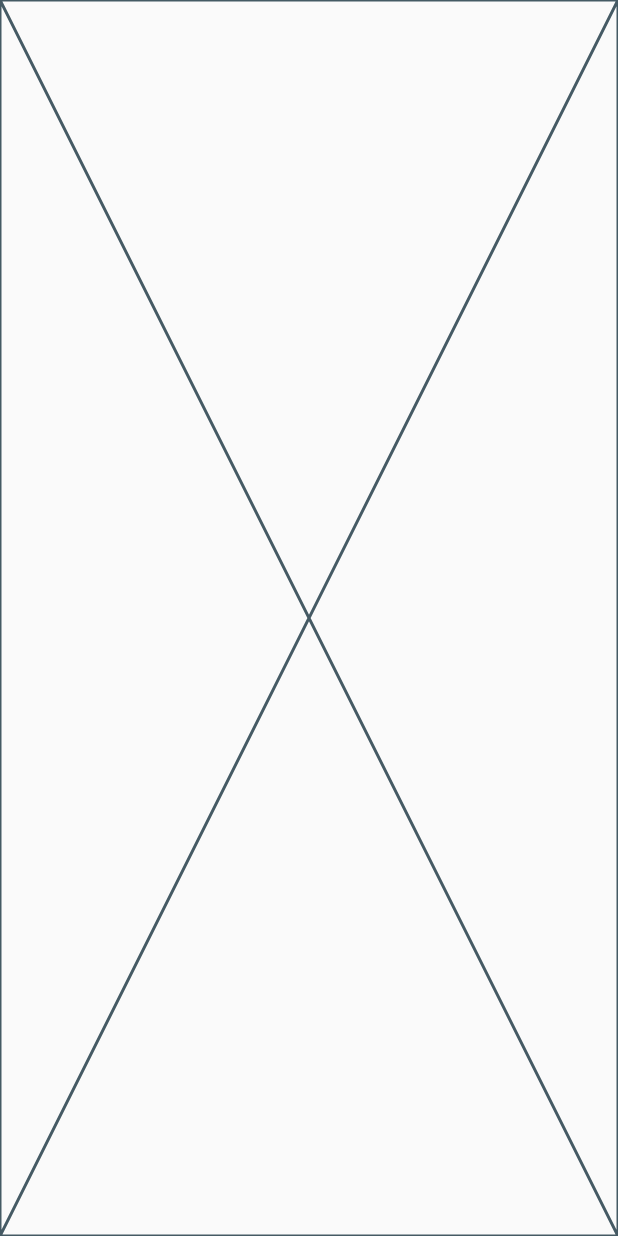
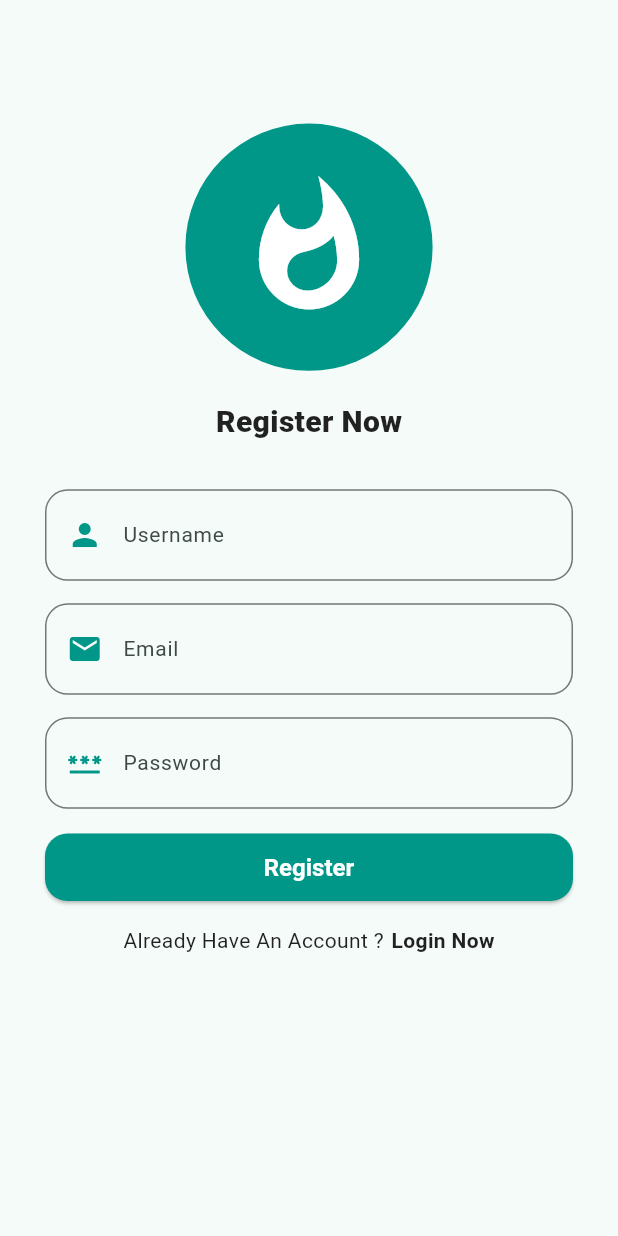
Before and after one commit to abdulrahmanhaney/Fire_Chat, a Flutter app: the screen it shows after launch, on a phone screen of 412 x 824 dp. Run offline on Flutter 3.47's test engine with Material 2 defaults, Android fonts, the phone set to English and light mode, and no system bars; our stand-ins replace firebase_core, go_router, google_fonts; accounts and stored records are empty; Roboto replaces fonts that are missing (Cairo).

Commit message:
register view finish

```diff
--- a/lib/Core/styles/text_styles.dart
+++ b/lib/Core/styles/text_styles.dart
@@ -1,8 +1,29 @@
 import 'package:flutter/material.dart';
 
 class AppTextStyles {
-  static const TextStyle s30 = TextStyle(
+  // b => Bold
+  // n => Normal
+  // m => Medium
+  // i => Italic
+  // s => Size
+  static const TextStyle s30b = TextStyle(
     fontSize: 30,
     fontWeight: FontWeight.w900,
   );
+  static const TextStyle s20b = TextStyle(
+    fontSize: 20,
+    fontWeight: FontWeight.w900,
+  );
+  static const TextStyle s16b = TextStyle(
+    fontSize: 16,
+    fontWeight: FontWeight.w700,
+  );
+  static const TextStyle s14b = TextStyle(
+    fontSize: 14,
+    fontWeight: FontWeight.bold,
+  );
+  static const TextStyle s14n = TextStyle(
+    fontSize: 14,
+    fontWeight: FontWeight.normal,
+  );
 }
--- a/lib/Core/utils/app_themes.dart
+++ b/lib/Core/utils/app_themes.dart
@@ -1,16 +1,61 @@
 import 'package:flutter/material.dart';
 import 'package:google_fonts/google_fonts.dart';
+
+import '../styles/text_styles.dart';
 
 class AppThemes {
   static ThemeData lightTheme() {
     return ThemeData(
-      primaryColor: Colors.black,
-      textTheme: GoogleFonts.exo2TextTheme(ThemeData.light().textTheme),
-      colorScheme: ColorScheme.fromSeed(seedColor: Colors.black),
+      primaryColor: Colors.teal,
+      cardColor: Colors.white,
+      useMaterial3: true,
+      brightness: Brightness.light,
+      colorScheme: ColorScheme.fromSeed(seedColor: Colors.teal),
+      textTheme: GoogleFonts.cairoTextTheme(ThemeData.light().textTheme),
+      elevatedButtonTheme: const ElevatedButtonThemeData(
+        style: ButtonStyle(
+          backgroundColor: MaterialStatePropertyAll(Colors.teal),
+          foregroundColor: MaterialStatePropertyAll(Colors.white),
+          textStyle: MaterialStatePropertyAll(AppTextStyles.s16b),
+          minimumSize: MaterialStatePropertyAll(
+            Size(double.infinity, 45),
+          ),
+          shape: MaterialStatePropertyAll(
+            RoundedRectangleBorder(
+              borderRadius: BorderRadius.all(
+                Radius.circular(15),
+              ),
+            ),
+          ),
+        ),
+      ),
     );
   }
 
   static ThemeData darkTheme() {
-    return ThemeData();
+    return ThemeData.dark().copyWith(
+      primaryColor: Colors.white,
+      useMaterial3: true,
+      cardColor: Colors.teal,
+      colorScheme: ColorScheme.fromSeed(seedColor: Colors.white),
+      textTheme: GoogleFonts.cairoTextTheme(ThemeData.dark().textTheme),
+      elevatedButtonTheme: const ElevatedButtonThemeData(
+        style: ButtonStyle(
+          backgroundColor: MaterialStatePropertyAll(Colors.white),
+          foregroundColor: MaterialStatePropertyAll(Colors.teal),
+          textStyle: MaterialStatePropertyAll(AppTextStyles.s16b),
+          minimumSize: MaterialStatePropertyAll(
+            Size(double.infinity, 45),
+          ),
+          shape: MaterialStatePropertyAll(
+            RoundedRectangleBorder(
+              borderRadius: BorderRadius.all(
+                Radius.circular(15),
+              ),
+            ),
+          ),
+        ),
+      ),
+    );
   }
 }
--- /dev/null
+++ b/lib/Featured/Auth/views/widgets/custom_text_field.dart
@@ -0,0 +1,45 @@
+import 'package:flutter/material.dart';
+
+// ignore: must_be_immutable
+class CustomTextField extends StatelessWidget {
+  CustomTextField(
+      {super.key, required this.icon, required this.hint, this.onChanged});
+
+  IconData icon, eyeIcon = Icons.remove_red_eye;
+  String hint;
+  bool isShow = false;
+  Function(String)? onChanged;
+  String? Function(String?)? validator;
+
+  @override
+  Widget build(BuildContext context) {
+    return Container(
+      margin: const EdgeInsets.only(bottom: 15),
+      child: TextFormField(
+        validator: validator,
+        onChanged: onChanged,
+        obscureText: isShow,
+        style: const TextStyle(fontSize: 14),
+        decoration: InputDecoration(
+          contentPadding:
+              const EdgeInsets.symmetric(vertical: 20, horizontal: 15),
+          hintText: hint,
+          hintStyle: const TextStyle(fontSize: 14),
+          prefixIcon: Padding(
+            padding: const EdgeInsets.only(left: 5),
+            child: Icon(
+              icon,
+              size: 24,
+              color: Theme.of(context).primaryColor,
+            ),
+          ),
+          border: const OutlineInputBorder(
+            borderRadius: BorderRadius.all(
+              Radius.circular(15),
+            ),
+          ),
+        ),
+      ),
+    );
+  }
+}
--- /dev/null
+++ b/lib/Featured/Auth/views/widgets/login_view_body.dart
@@ -0,0 +1,10 @@
+import 'package:flutter/material.dart';
+
+class LoginViewBody extends StatelessWidget {
+  const LoginViewBody({super.key});
+
+  @override
+  Widget build(BuildContext context) {
+    return const Placeholder();
+  }
+}
--- /dev/null
+++ b/lib/Featured/Auth/views/widgets/register_section.dart
@@ -0,0 +1,41 @@
+import 'package:fire_chat/Core/styles/text_styles.dart';
+import 'package:fire_chat/Featured/Auth/views/widgets/custom_text_field.dart';
+import 'package:flutter/material.dart';
+
+class RegisterSection extends StatelessWidget {
+  const RegisterSection({super.key});
+
+  @override
+  Widget build(BuildContext context) {
+    return Padding(
+      padding: const EdgeInsets.symmetric(horizontal: 30),
+      child: Column(
+        children: [
+          const Text(
+            'Register Now',
+            style: AppTextStyles.s20b,
+          ),
+          const SizedBox(
+            height: 30,
+          ),
+          CustomTextField(
+            icon: Icons.person,
+            hint: 'Username',
+          ),
+          CustomTextField(
+            icon: Icons.email,
+            hint: 'Email',
+          ),
+          CustomTextField(
+            icon: Icons.password,
+            hint: 'Password',
+          ),
+          ElevatedButton(
+            onPressed: () {},
+            child: const Text('Register'),
+          )
+        ],
+      ),
+    );
+  }
+}
--- a/lib/Featured/Auth/views/widgets/register_view_body.dart
+++ b/lib/Featured/Auth/views/widgets/register_view_body.dart
@@ -1,3 +1,5 @@
+import 'package:fire_chat/Core/styles/text_styles.dart';
+import 'package:fire_chat/Featured/Auth/views/widgets/register_section.dart';
 import 'package:flutter/material.dart';
 
 class RegisterViewBody extends StatelessWidget {
@@ -5,6 +7,75 @@ class RegisterViewBody extends StatelessWidget {
 
   @override
   Widget build(BuildContext context) {
-    return const Placeholder();
+    return SafeArea(
+      child: SingleChildScrollView(
+        child: Column(
+          mainAxisAlignment: MainAxisAlignment.center,
+          crossAxisAlignment: CrossAxisAlignment.stretch,
+          children: [
+            SizedBox(
+              height: MediaQuery.of(context).size.height * 0.1,
+            ),
+            CircleAvatar(
+              backgroundColor: Theme.of(context).primaryColor,
+              radius: MediaQuery.of(context).size.height * 0.100,
+              child: Icon(
+                Icons.whatshot_sharp,
+                size: 100,
+                color: Theme.of(context).cardColor,
+              ),
+            ),
+            const SizedBox(
+              height: 20,
+            ),
+            const RegisterSection(),
+            const SizedBox(
+              height: 15,
+            ),
+            ActionRow(
+              text: 'Already Have An Account ?',
+              actionText: 'Login Now',
+              onTap: () {},
+            )
+          ],
+        ),
+      ),
+    );
   }
 }
+
+class ActionRow extends StatelessWidget {
+  const ActionRow({
+    super.key,
+    required this.text,
+    required this.actionText,
+    required this.onTap,
+  });
+
+  final String text;
+  final String actionText;
+  final VoidCallback onTap;
+
+  @override
+  Widget build(BuildContext context) {
+    return Row(
+      mainAxisAlignment: MainAxisAlignment.center,
+      children: [
+        Text(
+          text,
+          style: AppTextStyles.s14n,
+        ),
+        const SizedBox(
+          width: 5,
+        ),
+        GestureDetector(
+          onTap: onTap,
+          child: Text(
+            actionText,
+            style: AppTextStyles.s14b,
+          ),
+        ),
+      ],
+    );
+  }
+}
--- a/lib/Featured/Splash/views/widgets/splash_view_body.dart
+++ b/lib/Featured/Splash/views/widgets/splash_view_body.dart
@@ -39,11 +39,12 @@ class _SplashViewBodyState extends State<SplashViewBody>
           FadeTransition(
             opacity: fadeAnimation,
             child: CircleAvatar(
-              backgroundColor: Colors.black,
+              backgroundColor: Theme.of(context).primaryColor,
               radius: MediaQuery.of(context).size.height * 0.100,
-              child: const Icon(
+              child: Icon(
                 Icons.whatshot_sharp,
                 size: 100,
+                color: Theme.of(context).cardColor,
               ),
             ),
           ),
@@ -55,7 +56,7 @@ class _SplashViewBodyState extends State<SplashViewBody>
             child: const Text(
               'Fire Chat',
               textAlign: TextAlign.center,
-              style: AppTextStyles.s30,
+              style: AppTextStyles.s30b,
             ),
           ),
         ],
--- a/pubspec.yaml
+++ b/pubspec.yaml
@@ -37,6 +37,7 @@ dependencies:
   cupertino_icons: ^1.0.2
   go_router: ^9.0.0
   google_fonts: ^5.1.0
+  firebase_core: ^2.14.0
 
 dev_dependencies:
   flutter_test:
```
Also changed, not shown: lib/Featured/Auth/views/login_view.dart (added), lib/firebase_options.dart (added), pubspec.lock, 8 other files.
